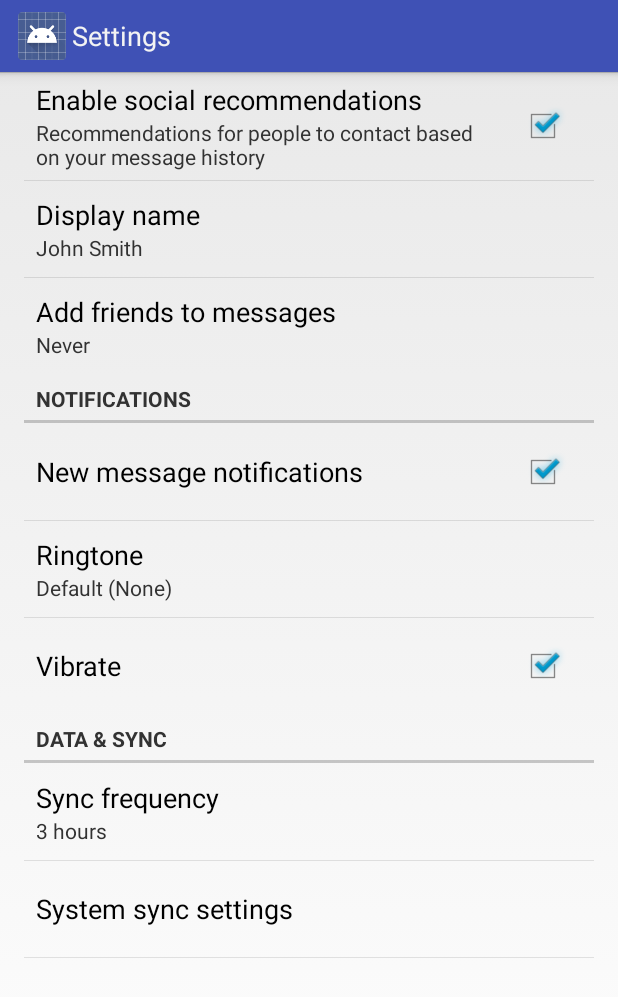
After one commit to 91ferns/CalorieCounter, an Android app: the SettingsActivity screen opened directly, with no data from a screen before it, on a phone screen of 412 x 824 dp. The commit adds this screen. Shown: the top 997 px of the screen. Run offline under Robolectric (Android 15) with nearby library versions, the phone set to English and light mode, and no system bars.

```diff
--- a/app/build.gradle
+++ b/app/build.gradle
@@ -21,8 +21,11 @@ android {
 
 dependencies {
     compile fileTree(dir: 'libs', include: ['*.jar'])
+    // You must install or update the Support Repository through the SDK manager to use this dependency.
     compile 'com.google.android.gms:play-services:4.2.42'
     compile 'com.android.support:appcompat-v7:19.+'
     // You must install or update the Support Repository through the SDK manager to use this dependency.
     compile 'com.android.support:support-v13:19.+'
+    // You must install or update the Support Repository through the SDK manager to use this dependency.
+    compile 'com.android.support:support-v4:19.+'
 }
--- /dev/null
+++ b/app/src/main/java/com/projectferns/caloriecounterapp/SettingsActivity.java
@@ -0,0 +1,255 @@
+package com.projectferns.caloriecounterapp;
+
+import android.annotation.TargetApi;
+import android.content.Context;
+import android.content.res.Configuration;
+import android.media.Ringtone;
+import android.media.RingtoneManager;
+import android.net.Uri;
+import android.os.Build;
+import android.os.Bundle;
+import android.preference.ListPreference;
+import android.preference.Preference;
+import android.preference.PreferenceActivity;
+import android.preference.PreferenceCategory;
+import android.preference.PreferenceFragment;
+import android.preference.PreferenceManager;
+import android.preference.RingtonePreference;
+import android.text.TextUtils;
+import com.projectferns.caloriecounterapp.R;
+
+import java.util.List;
+
+/**
+ * A {@link PreferenceActivity} that presents a set of application settings. On
+ * handset devices, settings are presented as a single list. On tablets,
+ * settings are split by category, with category headers shown to the left of
+ * the list of settings.
+ * <p>
+ * See <a href="http://developer.android.com/design/patterns/settings.html">
+ * Android Design: Settings</a> for design guidelines and the <a
+ * href="http://developer.android.com/guide/topics/ui/settings.html">Settings
+ * API Guide</a> for more information on developing a Settings UI.
+ */
+public class SettingsActivity extends PreferenceActivity {
+    /**
+     * Determines whether to always show the simplified settings UI, where
+     * settings are presented in a single list. When false, settings are shown
+     * as a master/detail two-pane view on tablets. When true, a single pane is
+     * shown on tablets.
+     */
+    private static final boolean ALWAYS_SIMPLE_PREFS = false;
+
+
+    @Override
+    protected void onPostCreate(Bundle savedInstanceState) {
+        super.onPostCreate(savedInstanceState);
+
+        setupSimplePreferencesScreen();
+    }
+
+    /**
+     * Shows the simplified settings UI if the device configuration if the
+     * device configuration dictates that a simplified, single-pane UI should be
+     * shown.
+     */
+    private void setupSimplePreferencesScreen() {
+        if (!isSimplePreferences(this)) {
+            return;
+        }
+
+        // In the simplified UI, fragments are not used at all and we instead
+        // use the older PreferenceActivity APIs.
+
+        // Add 'general' preferences.
+        addPreferencesFromResource(R.xml.pref_general);
+
+        // Add 'notifications' preferences, and a corresponding header.
+        PreferenceCategory fakeHeader = new PreferenceCategory(this);
+        fakeHeader.setTitle(R.string.pref_header_notifications);
+        getPreferenceScreen().addPreference(fakeHeader);
+        addPreferencesFromResource(R.xml.pref_notification);
+
+        // Add 'data and sync' preferences, and a corresponding header.
+        fakeHeader = new PreferenceCategory(this);
+        fakeHeader.setTitle(R.string.pref_header_data_sync);
+        getPreferenceScreen().addPreference(fakeHeader);
+        addPreferencesFromResource(R.xml.pref_data_sync);
+
+        // Bind the summaries of EditText/List/Dialog/Ringtone preferences to
+        // their values. When their values change, their summaries are updated
+        // to reflect the new value, per the Android Design guidelines.
+        bindPreferenceSummaryToValue(findPreference("example_text"));
+        bindPreferenceSummaryToValue(findPreference("example_list"));
+        bindPreferenceSummaryToValue(findPreference("notifications_new_message_ringtone"));
+        bindPreferenceSummaryToValue(findPreference("sync_frequency"));
+    }
+
+    /** {@inheritDoc} */
+    @Override
+    public boolean onIsMultiPane() {
+        return isXLargeTablet(this) && !isSimplePreferences(this);
+    }
+
+    /**
+     * Helper method to determine if the device has an extra-large screen. For
+     * example, 10" tablets are extra-large.
+     */
+    private static boolean isXLargeTablet(Context context) {
+        return (context.getResources().getConfiguration().screenLayout
+        & Configuration.SCREENLAYOUT_SIZE_MASK) >= Configuration.SCREENLAYOUT_SIZE_XLARGE;
+    }
+
+    /**
+     * Determines whether the simplified settings UI should be shown. This is
+     * true if this is forced via {@link #ALWAYS_SIMPLE_PREFS}, or the device
+     * doesn't have newer APIs like {@link PreferenceFragment}, or the device
+     * doesn't have an extra-large screen. In these cases, a single-pane
+     * "simplified" settings UI should be shown.
+     */
+    private static boolean isSimplePreferences(Context context) {
+        return ALWAYS_SIMPLE_PREFS
+                || Build.VERSION.SDK_INT < Build.VERSION_CODES.HONEYCOMB
+                || !isXLargeTablet(context);
+    }
+
+    /** {@inheritDoc} */
+    @Override
+    @TargetApi(Build.VERSION_CODES.HONEYCOMB)
+    public void onBuildHeaders(List<Header> target) {
+        if (!isSimplePreferences(this)) {
+            loadHeadersFromResource(R.xml.pref_headers, target);
+        }
+    }
+
+    /**
+     * A preference value change listener that updates the preference's summary
+     * to reflect its new value.
+     */
+    private static Preference.OnPreferenceChangeListener sBindPreferenceSummaryToValueListener = new Preference.OnPreferenceChangeListener() {
+        @Override
+        public boolean onPreferenceChange(Preference preference, Object value) {
+            String stringValue = value.toString();
+
+            if (preference instanceof ListPreference) {
+                // For list preferences, look up the correct display value in
+                // the preference's 'entries' list.
+                ListPreference listPreference = (ListPreference) preference;
+                int index = listPreference.findIndexOfValue(stringValue);
+
+                // Set the summary to reflect the new value.
+                preference.setSummary(
+                        index >= 0
+                                ? listPreference.getEntries()[index]
+                                : null);
+
+            } else if (preference instanceof RingtonePreference) {
+                // For ringtone preferences, look up the correct display value
+                // using RingtoneManager.
+                if (TextUtils.isEmpty(stringValue)) {
+                    // Empty values correspond to 'silent' (no ringtone).
+                    preference.setSummary(R.string.pref_ringtone_silent);
+
+                } else {
+                    Ringtone ringtone = RingtoneManager.getRingtone(
+                            preference.getContext(), Uri.parse(stringValue));
+
+                    if (ringtone == null) {
+                        // Clear the summary if there was a lookup error.
+                        preference.setSummary(null);
+                    } else {
+                        // Set the summary to reflect the new ringtone display
+                        // name.
+                        String name = ringtone.getTitle(preference.getContext());
+                        preference.setSummary(name);
+                    }
+                }
+
+            } else {
+                // For all other preferences, set the summary to the value's
+                // simple string representation.
+                preference.setSummary(stringValue);
+            }
+            return true;
+        }
+    };
+
+    /**
+     * Binds a preference's summary to its value. More specifically, when the
+     * preference's value is changed, its summary (line of text below the
+     * preference title) is updated to reflect the value. The summary is also
+     * immediately updated upon calling this method. The exact display format is
+     * dependent on the type of preference.
+     *
+     * @see #sBindPreferenceSummaryToValueListener
+     */
+    private static void bindPreferenceSummaryToValue(Preference preference) {
+        // Set the listener to watch for value changes.
+        preference.setOnPreferenceChangeListener(sBindPreferenceSummaryToValueListener);
+
+        // Trigger the listener immediately with the preference's
+        // current value.
+        sBindPreferenceSummaryToValueListener.onPreferenceChange(preference,
+                PreferenceManager
+                        .getDefaultSharedPreferences(preference.getContext())
+                        .getString(preference.getKey(), ""));
+    }
+
+    /**
+     * This fragment shows general preferences only. It is used when the
+     * activity is showing a two-pane settings UI.
+     */
+    @TargetApi(Build.VERSION_CODES.HONEYCOMB)
+    public static class GeneralPreferenceFragment extends PreferenceFragment {
+        @Override
+        public void onCreate(Bundle savedInstanceState) {
+            super.onCreate(savedInstanceState);
+            addPreferencesFromResource(R.xml.pref_general);
+
+            // Bind the summaries of EditText/List/Dialog/Ringtone preferences
+            // to their values. When their values change, their summaries are
+            // updated to reflect the new value, per the Android Design
+            // guidelines.
+            bindPreferenceSummaryToValue(findPreference("example_text"));
+            bindPreferenceSummaryToValue(findPreference("example_list"));
+        }
+    }
+
+    /**
+     * This fragment shows notification preferences only. It is used when the
+     * activity is showing a two-pane settings UI.
+     */
+    @TargetApi(Build.VERSION_CODES.HONEYCOMB)
+    public static class NotificationPreferenceFragment extends PreferenceFragment {
+        @Override
+        public void onCreate(Bundle savedInstanceState) {
+            super.onCreate(savedInstanceState);
+            addPreferencesFromResource(R.xml.pref_notification);
+
+            // Bind the summaries of EditText/List/Dialog/Ringtone preferences
+            // to their values. When their values change, their summaries are
+            // updated to reflect the new value, per the Android Design
+            // guidelines.
+            bindPreferenceSummaryToValue(findPreference("notifications_new_message_ringtone"));
+        }
+    }
+
+    /**
+     * This fragment shows data and sync preferences only. It is used when the
+     * activity is showing a two-pane settings UI.
+     */
+    @TargetApi(Build.VERSION_CODES.HONEYCOMB)
+    public static class DataSyncPreferenceFragment extends PreferenceFragment {
+        @Override
+        public void onCreate(Bundle savedInstanceState) {
+            super.onCreate(savedInstanceState);
+            addPreferencesFromResource(R.xml.pref_data_sync);
+
+            // Bind the summaries of EditText/List/Dialog/Ringtone preferences
+            // to their values. When their values change, their summaries are
+            // updated to reflect the new value, per the Android Design
+            // guidelines.
+            bindPreferenceSummaryToValue(findPreference("sync_frequency"));
+        }
+    }
+}
--- a/app/src/main/java/com/projectferns/caloriecounterapp/http/APIContext.java
+++ b/app/src/main/java/com/projectferns/caloriecounterapp/http/APIContext.java
@@ -1,5 +1,6 @@
 package com.projectferns.caloriecounterapp.http;
 
+import android.database.Cursor;
 import android.util.Log;
 
 import org.apache.http.client.HttpClient;
@@ -49,6 +50,7 @@ public class APIContext {
 
     public void Connect()
         throws InterruptedException {
+
     }
 
     private APICache cache;
--- a/app/src/main/res/layout/fragment_list_post.xml
+++ b/app/src/main/res/layout/fragment_list_post.xml
@@ -14,4 +14,5 @@
         android:layout_width="wrap_content"
         android:layout_height="wrap_content" />
 
+
 </RelativeLayout>
--- a/app/src/main/res/values/strings.xml
+++ b/app/src/main/res/values/strings.xml
@@ -9,5 +9,11 @@
     <string name="hello_world">Hello world!</string>
     <string name="action_settings">Settings</string>
     <string name="title_activity_list_post">ListPostActivity</string>
+    <string name="action_create">Add</string>
+    <string name="food_name_hint">Name:</string>
+    <string name="food_calories_hint">Calories:</string>
+    <string name="food_description_hint">Notes:</string>
+    <string name="food_date_hint">Date:</string>
+    <string name="title_activity_post_add">PostAddActivity</string>
 
 </resources>
--- /dev/null
+++ b/app/src/main/res/values/strings_activity_settings.xml
@@ -0,0 +1,59 @@
+<resources>
+        <string name="title_activity_settings">Settings</string>
+
+    <!-- Strings related to Settings -->
+
+    <!-- Example General settings -->
+    <string name="pref_header_general">General</string>
+
+    <string name="pref_title_social_recommendations">Enable social recommendations</string>
+    <string name="pref_description_social_recommendations">Recommendations for people to contact based on your message history</string>
+
+    <string name="pref_title_display_name">Display name</string>
+    <string name="pref_default_display_name">John Smith</string>
+
+    <string name="pref_title_add_friends_to_messages">Add friends to messages</string>
+    <string-array name="pref_example_list_titles">
+        <item>Always</item>
+        <item>When possible</item>
+        <item>Never</item>
+    </string-array>
+    <string-array name="pref_example_list_values">
+        <item>1</item>
+        <item>0</item>
+        <item>-1</item>
+    </string-array>
+
+    <!-- Example settings for Data & Sync -->
+    <string name="pref_header_data_sync">Data &amp; sync</string>
+
+    <string name="pref_title_sync_frequency">Sync frequency</string>
+    <string-array name="pref_sync_frequency_titles">
+        <item>15 minutes</item>
+        <item>30 minutes</item>
+        <item>1 hour</item>
+        <item>3 hours</item>
+        <item>6 hours</item>
+        <item>Never</item>
+    </string-array>
+    <string-array name="pref_sync_frequency_values">
+        <item>15</item>
+        <item>30</item>
+        <item>60</item>
+        <item>180</item>
+        <item>360</item>
+        <item>-1</item>
+    </string-array>
+
+    <string name="pref_title_system_sync_settings">System sync settings</string>
+
+    <!-- Example settings for Notifications -->
+    <string name="pref_header_notifications">Notifications</string>
+
+    <string name="pref_title_new_message_notifications">New message notifications</string>
+
+    <string name="pref_title_ringtone">Ringtone</string>
+    <string name="pref_ringtone_silent">Silent</string>
+
+    <string name="pref_title_vibrate">Vibrate</string>
+</resources>
--- /dev/null
+++ b/app/src/main/res/xml/pref_data_sync.xml
@@ -0,0 +1,21 @@
+<PreferenceScreen xmlns:android="http://schemas.android.com/apk/res/android">
+
+    <!-- NOTE: Hide buttons to simplify the UI. Users can touch outside the dialog to
+         dismiss it. -->
+    <!-- NOTE: ListPreference's summary should be set to its value by the activity code. -->
+    <ListPreference
+        android:key="sync_frequency"
+        android:title="@string/pref_title_sync_frequency"
+        android:entries="@array/pref_sync_frequency_titles"
+        android:entryValues="@array/pref_sync_frequency_values"
+        android:defaultValue="180"
+        android:negativeButtonText="@null"
+        android:positiveButtonText="@null" />
+
+    <!-- This preference simply launches an intent when selected. Use this UI sparingly, per
+         design guidelines. -->
+    <Preference android:title="@string/pref_title_system_sync_settings">
+        <intent android:action="android.settings.SYNC_SETTINGS" />
+    </Preference>
+
+</PreferenceScreen>
--- /dev/null
+++ b/app/src/main/res/xml/pref_general.xml
@@ -0,0 +1,33 @@
+<PreferenceScreen xmlns:android="http://schemas.android.com/apk/res/android">
+
+    <CheckBoxPreference
+        android:key="example_checkbox"
+        android:title="@string/pref_title_social_recommendations"
+        android:summary="@string/pref_description_social_recommendations"
+        android:defaultValue="true" />
+
+    <!-- NOTE: EditTextPreference accepts EditText attributes. -->
+    <!-- NOTE: EditTextPreference's summary should be set to its value by the activity code. -->
+    <EditTextPreference
+        android:key="example_text"
+        android:title="@string/pref_title_display_name"
+        android:defaultValue="@string/pref_default_display_name"
+        android:selectAllOnFocus="true"
+        android:inputType="textCapWords"
+        android:capitalize="words"
+        android:singleLine="true"
+        android:maxLines="1" />
+
+    <!-- NOTE: Hide buttons to simplify the UI. Users can touch outside the dialog to
+         dismiss it. -->
+    <!-- NOTE: ListPreference's summary should be set to its value by the activity code. -->
+    <ListPreference
+        android:key="example_list"
+        android:title="@string/pref_title_add_friends_to_messages"
+        android:defaultValue="-1"
+        android:entries="@array/pref_example_list_titles"
+        android:entryValues="@array/pref_example_list_values"
+        android:negativeButtonText="@null"
+        android:positiveButtonText="@null" />
+
+</PreferenceScreen>
--- /dev/null
+++ b/app/src/main/res/xml/pref_headers.xml
@@ -0,0 +1,17 @@
+<preference-headers xmlns:android="http://schemas.android.com/apk/res/android">
+
+    <!-- These settings headers are only used on tablets. -->
+
+    <header
+        android:fragment="com.projectferns.caloriecounterapp.SettingsActivity$GeneralPreferenceFragment"
+        android:title="@string/pref_header_general" />
+
+    <header
+        android:fragment="com.projectferns.caloriecounterapp.SettingsActivity$NotificationPreferenceFragment"
+        android:title="@string/pref_header_notifications" />
+
+    <header
+        android:fragment="com.projectferns.caloriecounterapp.SettingsActivity$DataSyncPreferenceFragment"
+        android:title="@string/pref_header_data_sync" />
+
+</preference-headers>
--- /dev/null
+++ b/app/src/main/res/xml/pref_notification.xml
@@ -0,0 +1,27 @@
+<PreferenceScreen xmlns:android="http://schemas.android.com/apk/res/android">
+
+    <!-- A 'parent' preference, which enables/disables child preferences (below)
+         when checked/unchecked. -->
+    <CheckBoxPreference
+        android:key="notifications_new_message"
+        android:title="@string/pref_title_new_message_notifications"
+        android:defaultValue="true" />
+
+    <!-- Allows the user to choose a ringtone in the 'notification' category. -->
+    <!-- NOTE: This preference will be enabled only when the checkbox above is checked. -->
+    <!-- NOTE: RingtonePreference's summary should be set to its value by the activity code. -->
+    <RingtonePreference
+        android:dependency="notifications_new_message"
+        android:key="notifications_new_message_ringtone"
+        android:title="@string/pref_title_ringtone"
+        android:ringtoneType="notification"
+        android:defaultValue="content://settings/system/notification_sound" />
+
+    <!-- NOTE: This preference will be enabled only when the checkbox above is checked. -->
+    <CheckBoxPreference
+        android:dependency="notifications_new_message"
+        android:key="notifications_new_message_vibrate"
+        android:title="@string/pref_title_vibrate"
+        android:defaultValue="true" />
+
+</PreferenceScreen>
```
Also changed, not shown: app/src/main/AndroidManifest.xml (+12 -0 lines), app/src/main/java/com/projectferns/caloriecounterapp/MainActivity.java (+13 -0 lines), app/src/main/java/com/projectferns/caloriecounterapp/PostAddActivity.java (added, +36 -0 lines), app/src/main/java/com/projectferns/caloriecounterapp/ad/ListPostsLoader.java (added, +7 -0 lines), app/src/main/res/layout/activity_post_add.xml (added, +48 -0 lines), app/src/main/res/menu/main.xml (+7 -0 lines), app/src/main/res/menu/post_add.xml (added, +8 -0 lines).
